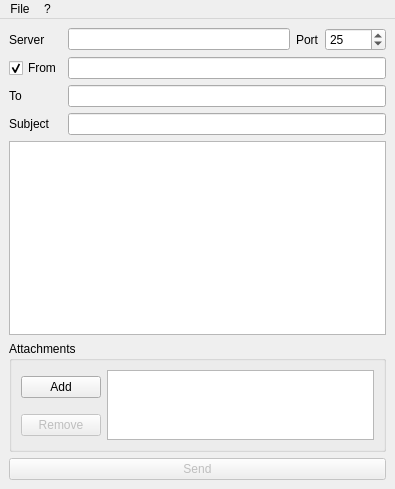
teknoraver/qfakemail, file qfakemailwidget.ui: the form before one commit.
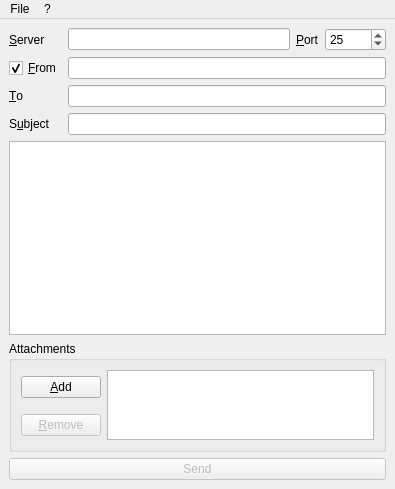
The form after the commit. Icons and pictures are not drawn.

Commit message: fix icon path

```diff
--- a/qfakemailwidget.ui
+++ b/qfakemailwidget.ui
@@ -35,7 +35,7 @@
        <string>The SMTP server that will send the mail</string>
       </property>
       <property name="text">
-       <string>Server</string>
+       <string>&amp;Server</string>
       </property>
       <property name="textFormat">
        <enum>Qt::PlainText</enum>
@@ -58,7 +58,7 @@
     <item row="0" column="2">
      <widget class="QLabel" name="l2">
       <property name="text">
-       <string>Port</string>
+       <string>&amp;Port</string>
       </property>
       <property name="buddy">
        <cstring>port</cstring>
@@ -84,7 +84,7 @@
     <item row="1" column="0">
      <widget class="QCheckBox" name="isfrom">
       <property name="text">
-       <string>From</string>
+       <string>&amp;From</string>
       </property>
       <property name="checked">
        <bool>true</bool>
@@ -104,7 +104,7 @@
     <item row="2" column="0">
      <widget class="QLabel" name="l3">
       <property name="text">
-       <string>To</string>
+       <string>&amp;To</string>
       </property>
       <property name="buddy">
        <cstring>to</cstring>
@@ -127,7 +127,7 @@
        <string>The mail subject</string>
       </property>
       <property name="text">
-       <string>Subject</string>
+       <string>S&amp;ubject</string>
       </property>
       <property name="textFormat">
        <enum>Qt::PlainText</enum>
@@ -172,7 +172,7 @@
           <string>Add a file as attachment</string>
          </property>
          <property name="text">
-          <string>Add</string>
+          <string>&amp;Add</string>
          </property>
          <property name="icon">
           <iconset resource="qfakemail.qrc">
@@ -196,7 +196,7 @@
           <string>Remove an attachment</string>
          </property>
          <property name="text">
-          <string>Remove</string>
+          <string>&amp;Remove</string>
          </property>
          <property name="icon">
           <iconset resource="qfakemail.qrc">
```
Left out of the diff: 8 changed lines with no effect on the pictures. The commit also changes 2 other files.
